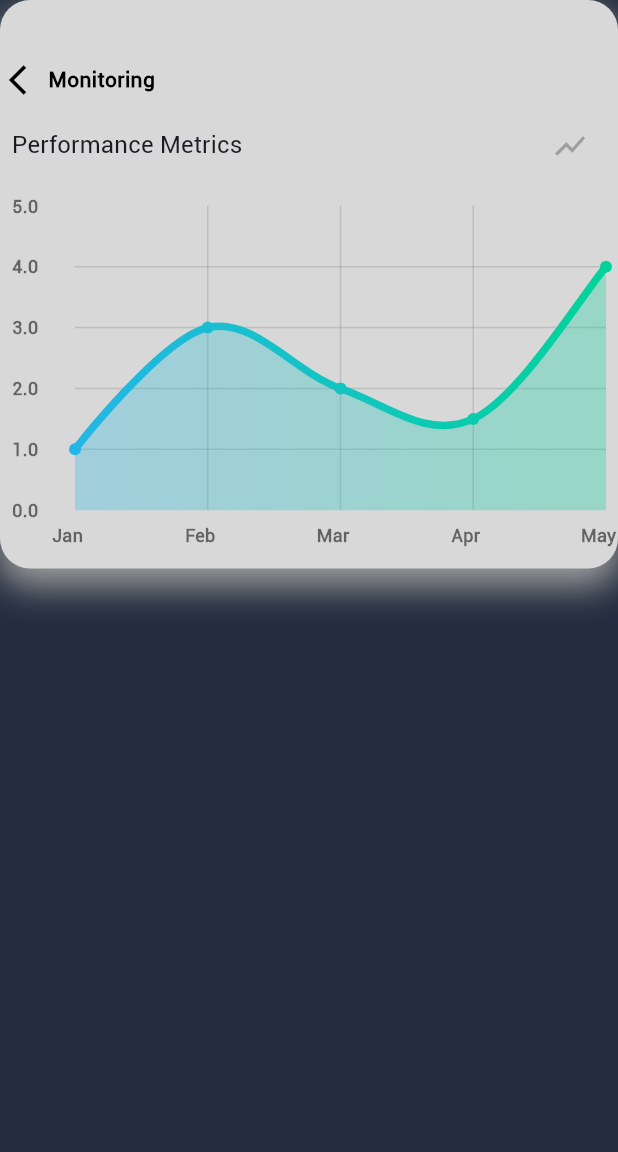
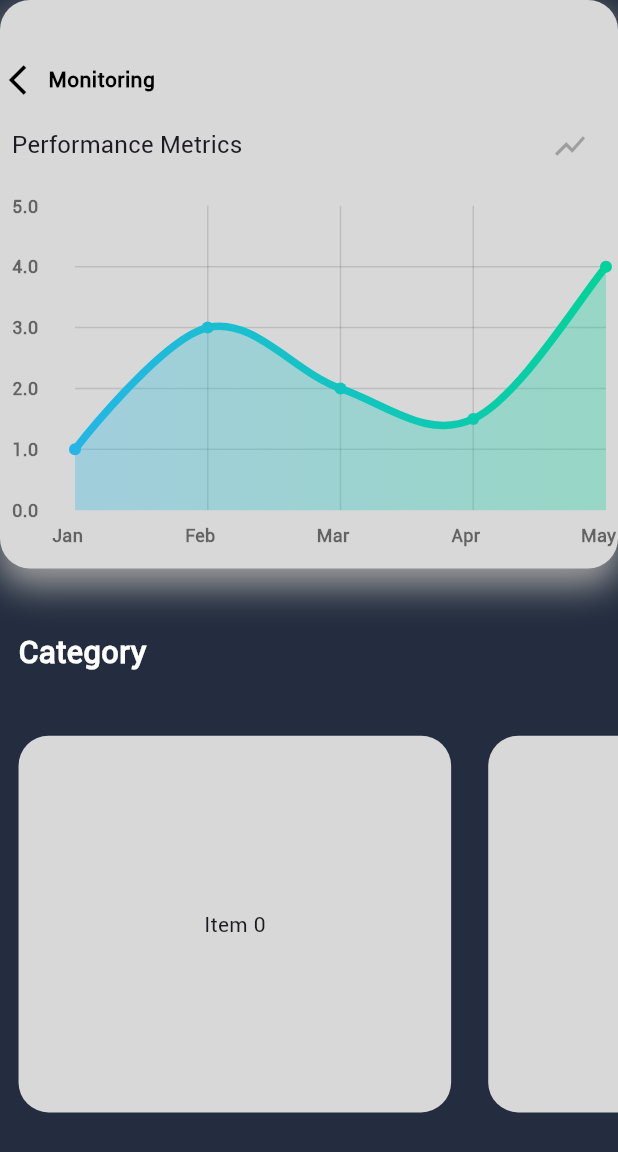
Before and after one commit to Marato01/TNC_app, a Flutter app: the GraphScreen screen opened directly, on a phone screen of 412 x 824 dp. Shown: the top 1152 px of the screen. Run offline on Flutter 3.47's test engine with Material 3 defaults, Android fonts, the light colour scheme and no system bars; drawn by our look-alikes of fl_chart; our stand-ins replace cherry_toast, device_info_plus, geolocator, loading_animation_widget, permission_handler; missing offline and left inert: app_settings, flutter_reactive_ble, riff_switch.

Commit message:
listview in graph screen

```diff
--- /dev/null
+++ b/lib/view/graph/category_Card/card.dart
@@ -0,0 +1,33 @@
+import 'package:flutter/material.dart';
+
+class CategoryCard extends StatelessWidget {
+  const CategoryCard({super.key});
+
+  @override
+  Widget build(BuildContext context) {
+    // Sample data for the list
+    final List<String> items = List.generate(20, (index) => 'Item $index');
+
+    return ListView.builder(
+        scrollDirection: Axis.horizontal,
+        itemCount: items.length,
+        itemBuilder: (context, index) {
+          return Container(
+            margin: EdgeInsets.only(
+                left: MediaQuery.of(context).size.width * 0.03,
+                right: MediaQuery.of(context).size.width * 0.03,
+                top: MediaQuery.of(context).size.height * 0.05,
+                bottom: MediaQuery.of(context).size.height * 0.10
+            ),
+            width: MediaQuery.of(context).size.width * 0.70,
+            decoration: BoxDecoration(
+              borderRadius: BorderRadius.circular(20),
+              color: const Color(0xFFD8D8D8),
+            ),
+            child: Center(
+              child: Text(items[index]),
+            ),
+          );
+        });
+  }
+}
--- a/lib/view/graph/graph_Container/container.dart
+++ b/lib/view/graph/graph_Container/container.dart
@@ -66,7 +66,6 @@ class _ContainerScreenState extends State<ContainerScreen> {
               //call widget from GraphScreen
               const Expanded(
                   child: Graph()),
-
             ],
           ),
         )
--- a/lib/view/graph/graph_screen.dart
+++ b/lib/view/graph/graph_screen.dart
@@ -1,4 +1,5 @@
 import 'package:flutter/material.dart';
+import 'category_Card/card.dart';
 import 'graph_Container/container.dart';
 
 class GraphScreen extends StatefulWidget {
@@ -11,13 +12,22 @@ class GraphScreen extends StatefulWidget {
 class _GraphScreenState extends State<GraphScreen> {
   @override
   Widget build(BuildContext context) {
-    return const Scaffold(
+    return Scaffold(
       body: Column(
         children: [
 
-          ContainerScreen(),
+          const ContainerScreen(),
+
+          Padding(
+            padding: EdgeInsets.only(left: MediaQuery.of(context).size.width * 0.03, top: MediaQuery.of(context).size.height * 0.05),
+            child: Align(
+              alignment: Alignment.centerLeft,
+                child: Text('Category' , style: TextStyle(fontWeight: FontWeight.bold, color: Colors.white, fontSize: MediaQuery.of(context).size.width * 0.05),)),
+          ),
 
 
+          const Expanded(
+              child: CategoryCard())
 
         ],
       ),
```
